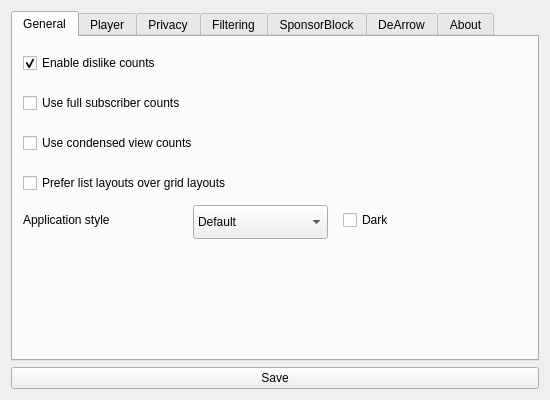
Old version of the form src/ui/forms/settings/settingsform.ui in the repository BowDown097/QtTube.
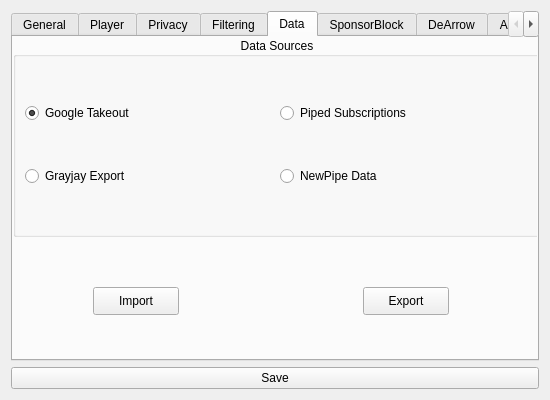
New version of the form. The open tabs and pages were chosen to show the change.

Commit message:
Add data import support
Importing subscriptions from Google Takeout is supported. The watch
history page for it has been made but doesn't actually import anything
yet. Importing and exporting from it, Piped, Grajay, and NewPipe is on
the map.

What changed in the file:
```diff
--- a/src/ui/forms/settings/settingsform.ui
+++ b/src/ui/forms/settings/settingsform.ui
@@ -447,6 +447,86 @@
        </layout>
       </widget>
      </widget>
+     <widget class="QWidget" name="data">
+      <attribute name="title">
+       <string>Data</string>
+      </attribute>
+      <widget class="QGroupBox" name="groupBox">
+       <property name="geometry">
+        <rect>
+         <x>0</x>
+         <y>0</y>
+         <width>528</width>
+         <height>200</height>
+        </rect>
+       </property>
+       <property name="title">
+        <string>Data Sources</string>
+       </property>
+       <property name="alignment">
+        <set>Qt::AlignCenter</set>
+       </property>
+       <layout class="QGridLayout" name="gridLayout_2">
+        <item row="1" column="0">
+         <widget class="QRadioButton" name="grayjayRadio">
+          <property name="text">
+           <string>Grayjay Export</string>
+          </property>
+         </widget>
+        </item>
+        <item row="0" column="0">
+         <widget class="QRadioButton" name="takeoutRadio">
+          <property name="text">
+           <string>Google Takeout</string>
+          </property>
+          <property name="checked">
+           <bool>true</bool>
+          </property>
+         </widget>
+        </item>
+        <item row="0" column="1">
+         <widget class="QRadioButton" name="pipedRadio">
+          <property name="text">
+           <string>Piped Subscriptions</string>
+          </property>
+         </widget>
+        </item>
+        <item row="1" column="1">
+         <widget class="QRadioButton" name="newpipeRadio">
+          <property name="text">
+           <string>NewPipe Data</string>
+          </property>
+         </widget>
+        </item>
+       </layout>
+      </widget>
+      <widget class="QPushButton" name="importButton">
+       <property name="geometry">
+        <rect>
+         <x>80</x>
+         <y>250</y>
+         <width>86</width>
+         <height>28</height>
+        </rect>
+       </property>
+       <property name="text">
+        <string>Import</string>
+       </property>
+      </widget>
+      <widget class="QPushButton" name="exportButton">
+       <property name="geometry">
+        <rect>
+         <x>350</x>
+         <y>250</y>
+         <width>86</width>
+         <height>28</height>
+        </rect>
+       </property>
+       <property name="text">
+        <string>Export</string>
+       </property>
+      </widget>
+     </widget>
      <widget class="QWidget" name="sponsorblock">
       <attribute name="title">
        <string>SponsorBlock</string>
```
The commit also changes 29 other files.
